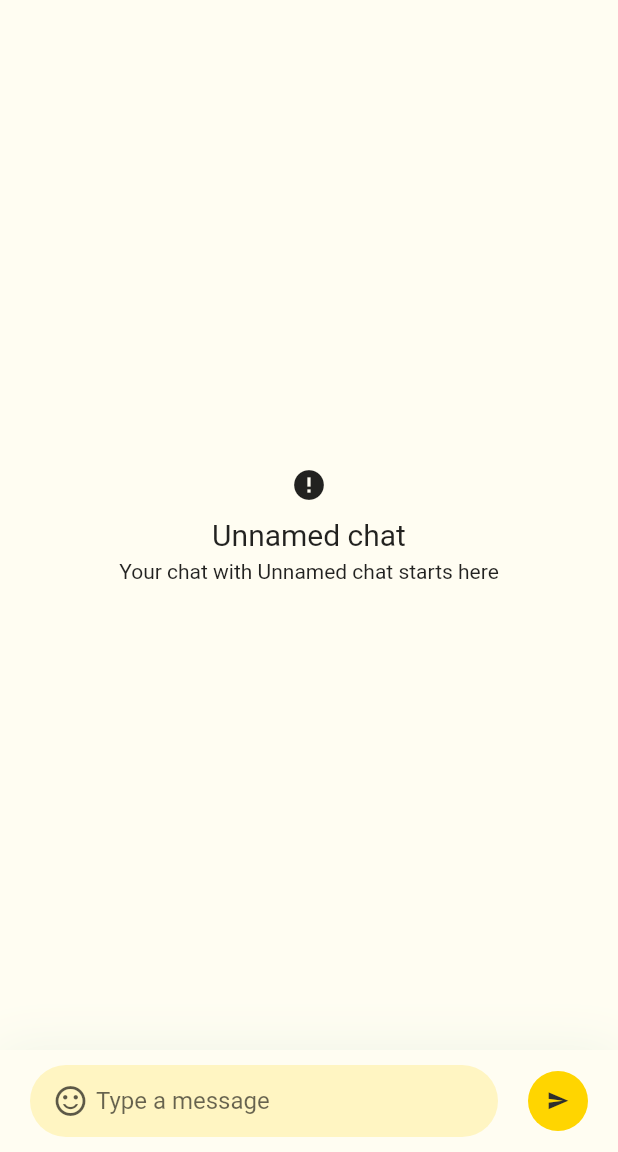
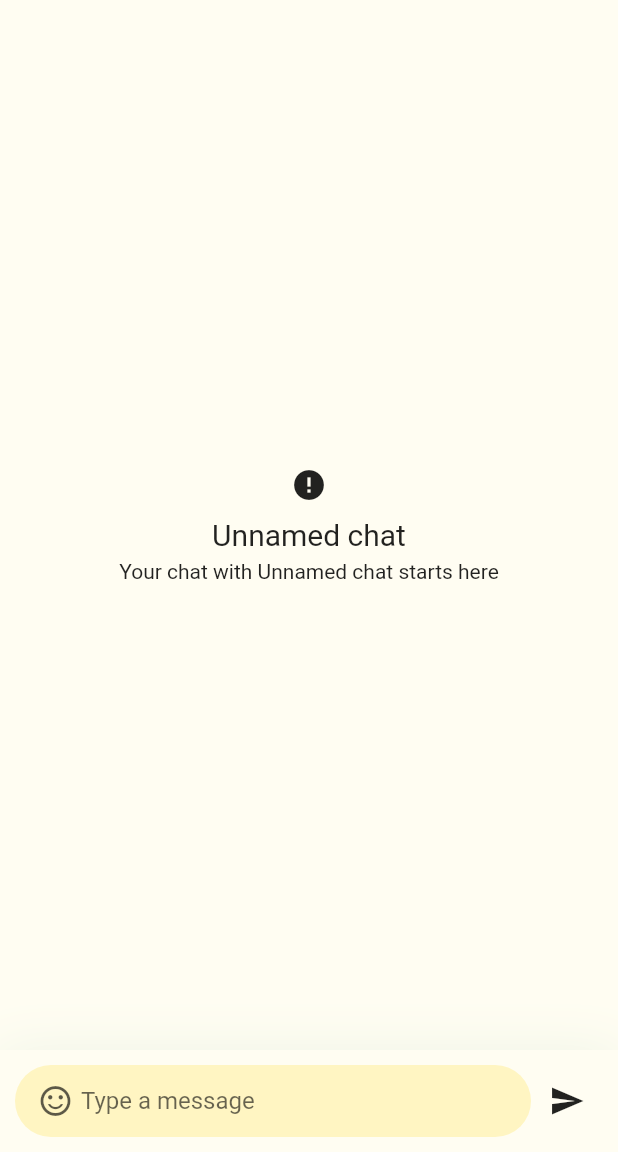
Before and after one commit to stanislaw-dera/dankon, a Flutter app: the ChatView screen opened directly with empty values, on a phone screen of 412 x 824 dp, the part 84-1236 px from its top. Run offline on Flutter 3.47's test engine with Material 2 defaults, Android fonts, the light colour scheme and no system bars; drawn by our look-alikes of cached_network_image; our stand-ins replace cloud_firestore, firebase_auth, firebase_core, firebase_messaging, flutter_dotenv, flutter_signin_button and 1 more; missing offline and left inert: flutter_facebook_auth; accounts and stored records are empty; generated files the repository leaves out were written again; network calls fail.

Commit message:
Add messages sending

```diff
--- a/dankon_android/lib/screens/chat/chat_view.dart
+++ b/dankon_android/lib/screens/chat/chat_view.dart
@@ -2,6 +2,7 @@ import 'package:cloud_firestore/cloud_firestore.dart';
 import 'package:dankon/constants.dart';
 import 'package:dankon/models/chat.dart';
 import 'package:dankon/models/message.dart';
+import 'package:dankon/services/database.dart';
 import 'package:dankon/widgets/cached_avatar.dart';
 import 'package:dankon/widgets/message_bubble.dart';
 import 'package:dankon/widgets/message_input.dart';
@@ -72,7 +73,7 @@ class _ChatViewState extends State<ChatView> {
                           ),
                         ),
                 ),
-                const MessageInput()
+                MessageInput(chatId: chat.id, databaseService: DatabaseService(uid: myUid),)
               ],
             );
           },
--- a/dankon_android/lib/widgets/message_input.dart
+++ b/dankon_android/lib/widgets/message_input.dart
@@ -1,16 +1,32 @@
 import 'package:dankon/constants.dart';
+import 'package:dankon/models/message.dart';
+import 'package:dankon/services/database.dart';
 import 'package:flutter/material.dart';
 
-class MessageInput extends StatelessWidget {
-  const MessageInput({
-    Key? key,
-  }) : super(key: key);
+class MessageInput extends StatefulWidget {
+  const MessageInput({Key? key, required this.chatId, required this.databaseService}) : super(key: key);
+  final DatabaseService databaseService;
+  final String chatId;
+
+  @override
+  _MessageInputState createState() => _MessageInputState();
+}
+
+class _MessageInputState extends State<MessageInput> {
+
+  final messageController = TextEditingController();
+
+  @override
+  void dispose() {
+    messageController.dispose();
+    super.dispose();
+  }
 
   @override
   Widget build(BuildContext context) {
     return Container(
       padding: const EdgeInsets.symmetric(
-        horizontal: 20,
+        horizontal: 10,
         vertical: 10,
       ),
       decoration: BoxDecoration(
@@ -47,9 +63,13 @@ class MessageInput extends StatelessWidget {
                           .withOpacity(0.64),
                     ),
                     const SizedBox(width: 20 / 4),
-                    const Expanded(
+                    Expanded(
                       child: TextField(
-                        decoration: InputDecoration(
+                        controller: messageController,
+                        keyboardType: TextInputType.multiline,
+                        maxLines: 4,
+                        minLines: 1,
+                        decoration: const InputDecoration(
                           hintText: "Type a message",
                           border: InputBorder.none,
                         ),
@@ -59,8 +79,11 @@ class MessageInput extends StatelessWidget {
                 ),
               ),
             ),
-            const SizedBox(width: 20),
-            const CircleAvatar(child: Icon(Icons.send, size: 15,), backgroundColor: kPrimaryColor, foregroundColor: kDarkColor,)
+            // const SizedBox(width: 20),
+            IconButton(icon: const Icon(Icons.send), padding: EdgeInsets.zero, onPressed: () {
+              widget.databaseService.sendMessage(Message(time: DateTime.now(), author: widget.databaseService.uid.toString(), content: messageController.text), widget.chatId);
+              messageController.clear();
+            },)
           ],
         ),
       ),
```
Also changed, not shown: dankon_android/lib/services/database.dart (+14 -0 lines).
